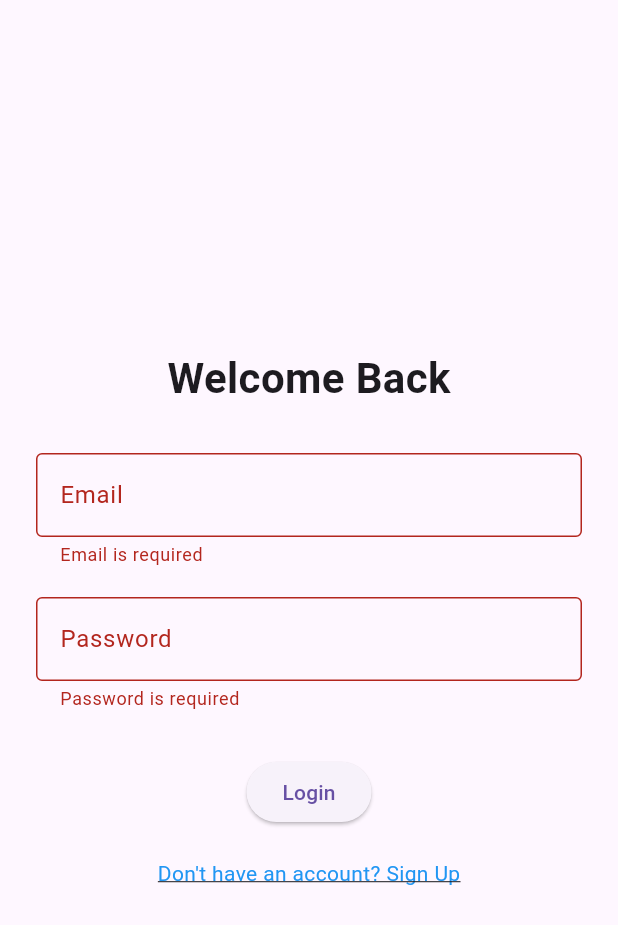
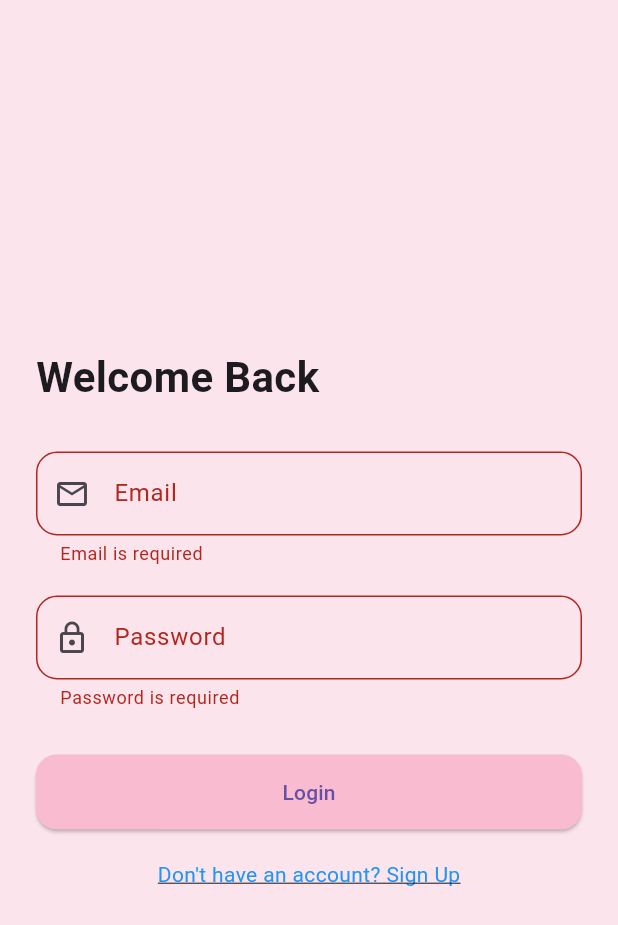
Before and after one commit to resha-ad/petals_by_you_mobileapp, a Flutter app: the LoginScreen screen opened directly, after a tap on "Login", on a phone screen of 412 x 824 dp. Shown: the top 925 px of the screen. Run offline on Flutter 3.47's test engine with Material 3 defaults, Android fonts, the phone set to English and light mode, and no system bars.

Commit message:
modified login page

```diff
--- a/lib/screens/login_screen.dart
+++ b/lib/screens/login_screen.dart
@@ -18,6 +18,7 @@ class _LoginScreenState extends State<LoginScreen> {
   @override
   Widget build(BuildContext context) {
     return Scaffold(
+      backgroundColor: const Color.fromRGBO(252, 228, 236, 1),
       body: Padding(
         padding: const EdgeInsets.all(24.0),
         child: Center(
@@ -25,6 +26,7 @@ class _LoginScreenState extends State<LoginScreen> {
             child: Form(
               key: _formKey,
               child: Column(
+                crossAxisAlignment: CrossAxisAlignment.start,
                 children: [
                   const Text(
                     "Welcome Back",
@@ -35,16 +37,15 @@ class _LoginScreenState extends State<LoginScreen> {
                   // Email
                   TextFormField(
                     controller: emailController,
-                    decoration: const InputDecoration(
+                    decoration: InputDecoration(
+                      prefixIcon: const Icon(Icons.email_outlined),
                       labelText: "Email",
-                      border: OutlineInputBorder(),
+                      border: OutlineInputBorder(
+                        borderRadius: BorderRadius.circular(14),
                       ),
-                    validator: (value) {
-                      if (value == null || value.isEmpty) {
-                        return "Email is required";
-                      }
-                      return null;
-                    },
+                    ),
+                    validator: (value) =>
+                        value!.isEmpty ? "Email is required" : null,
                   ),
                   const SizedBox(height: 20),
 
@@ -52,21 +53,27 @@ class _LoginScreenState extends State<LoginScreen> {
                   TextFormField(
                     controller: passwordController,
                     obscureText: true,
-                    decoration: const InputDecoration(
+                    decoration: InputDecoration(
+                      prefixIcon: const Icon(Icons.lock_outline),
                       labelText: "Password",
-                      border: OutlineInputBorder(),
+                      border: OutlineInputBorder(
+                        borderRadius: BorderRadius.circular(14),
                       ),
-                    validator: (value) {
-                      if (value == null || value.isEmpty) {
-                        return "Password is required";
-                      }
-                      return null;
-                    },
+                    ),
+                    validator: (value) =>
+                        value!.isEmpty ? "Password is required" : null,
                   ),
 
                   const SizedBox(height: 30),
 
                   ElevatedButton(
+                    style: ElevatedButton.styleFrom(
+                      minimumSize: const Size(double.infinity, 50),
+                      backgroundColor: const Color.fromRGBO(248, 187, 208, 1),
+                      shape: RoundedRectangleBorder(
+                        borderRadius: BorderRadius.circular(14),
+                      ),
+                    ),
                     onPressed: () {
                       if (_formKey.currentState!.validate()) {
                         Navigator.pushReplacement(
@@ -80,11 +87,14 @@ class _LoginScreenState extends State<LoginScreen> {
 
                   const SizedBox(height: 20),
 
-                  GestureDetector(
+                  Center(
+                    child: GestureDetector(
                       onTap: () {
                         Navigator.push(
                           context,
-                        MaterialPageRoute(builder: (_) => const SignupScreen()),
+                          MaterialPageRoute(
+                            builder: (_) => const SignupScreen(),
+                          ),
                         );
                       },
                       child: const Text(
@@ -92,6 +102,7 @@ class _LoginScreenState extends State<LoginScreen> {
                         style: TextStyle(
                           decoration: TextDecoration.underline,
                           color: Colors.blue,
+                        ),
                       ),
                     ),
                   ),
```
Lines whose indentation alone changed are shown as unchanged.
